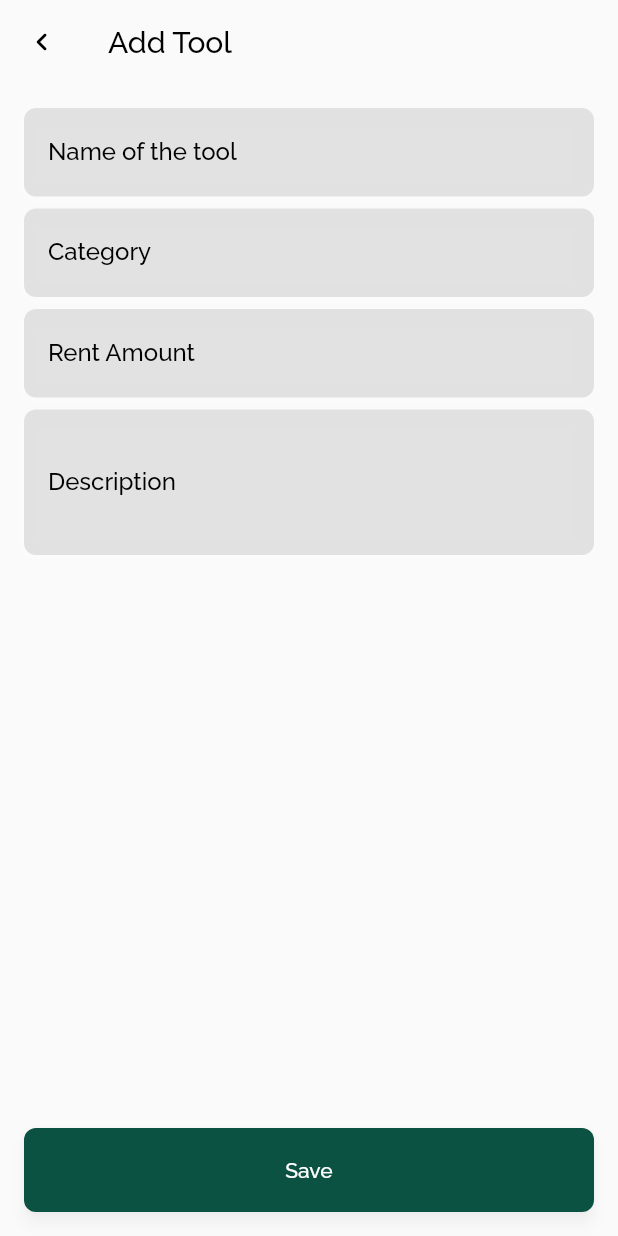
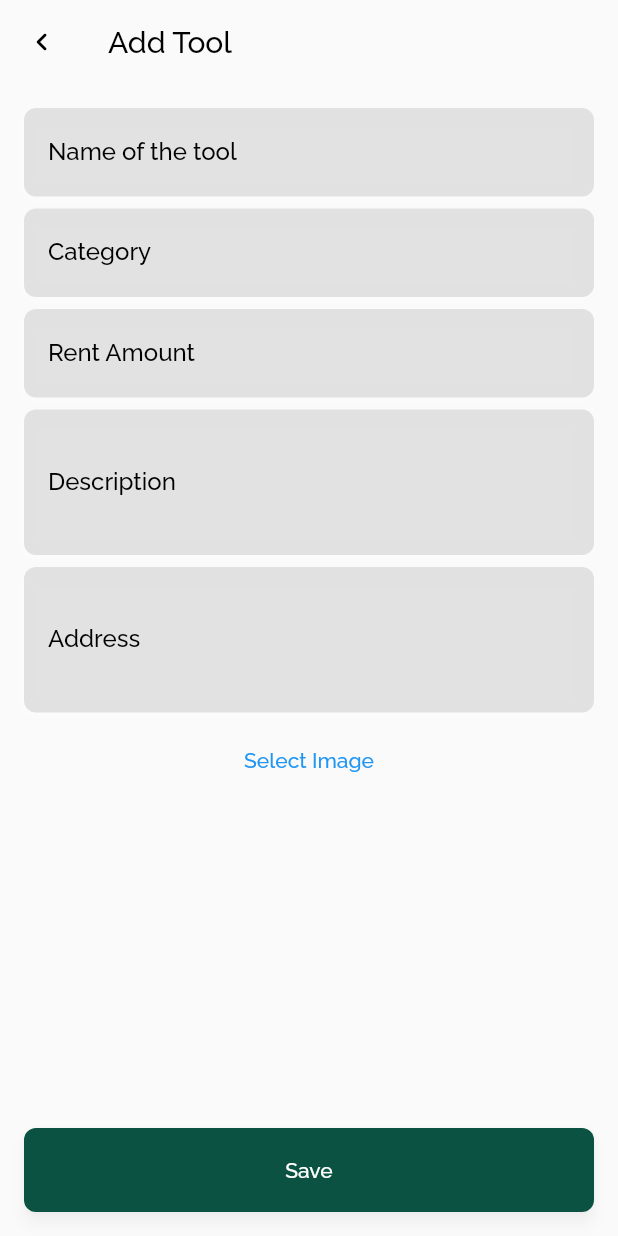
Before and after one commit to MayurPoptani/FarmTool, a Flutter app: the AddTool screen opened directly, on a phone screen of 412 x 824 dp. Run offline on Flutter 3.47's test engine with Material 2 defaults, Android fonts, the light colour scheme and no system bars; our stand-ins replace cloud_firestore, firebase_auth, firebase_core, geolocator; missing offline and left inert: dart:ffi, firebase_admin, geoflutterfire, images_picker; accounts and stored records are empty.

```diff
--- a/lib/AddTool/AddTool.dart
+++ b/lib/AddTool/AddTool.dart
@@ -1,8 +1,13 @@
+import 'dart:io';
+
 import 'package:cloud_firestore/cloud_firestore.dart';
+import 'package:farmtool/Global/classes/GeoHashPoint.dart';
 import 'package:farmtool/Global/classes/ToolsDoc.dart';
 import 'package:farmtool/Global/variables/GlobalVariables.dart';
 import 'package:farmtool/Global/widgets/TextFormFieldContainer.dart';
 import 'package:flutter/material.dart';
+import 'package:geoflutterfire/geoflutterfire.dart';
+import 'package:images_picker/images_picker.dart';
 
 class AddTool extends StatefulWidget {
   @override
@@ -15,6 +20,8 @@ class _AddToolState extends State<AddTool> {
   TextEditingController catC = TextEditingController();
   TextEditingController amountC = TextEditingController();
   TextEditingController descC = TextEditingController();
+  TextEditingController addressC = TextEditingController();
+  List<Media>? images;
 
   @override
   Widget build(BuildContext context) {
@@ -75,6 +82,38 @@ class _AddToolState extends State<AddTool> {
                       ),
                     ),
                     SizedBox(height: 8,),
+                    TextFomFieldContainer(
+                      child: TextFormField(
+                        controller: addressC,
+                        minLines: 3,
+                        maxLines: 5,
+                        decoration: InputDecoration(
+                          labelText: "Address",
+                        ),
+                      ),
+                    ),
+                    SizedBox(height: 8,),
+                    TextButton(
+                      child: Text("Select Image"),
+                      onPressed: () async {
+                        images = await ImagesPicker.pick(
+                          count: 5,
+                          pickType: PickType.image,
+                        );
+                        if(images!=null) {
+                          images!.forEach((element) {
+                            print(element.path);
+                          });
+                        }
+                        setState(() {});
+                      },
+                    ),
+                    if(images!=null && images!.length!=0) Row(
+                      children: images!.map((e) {
+                        return Image.file(File(e.path!), height: 64, width: 64,);
+                      }).toList(),
+                    ),
+                    SizedBox(height: 8,),
                   ],
                 ),
               ),
@@ -98,6 +137,7 @@ class _AddToolState extends State<AddTool> {
 
   uploadData() async {
     print("uploadData()");
+    GeoFirePoint point = Geoflutterfire().point(latitude: globalPos!.latitude, longitude: globalPos!.longitude);
     ToolsDoc tool = ToolsDoc.newDoc(
       title: nameC.text.trim(),
       category: catC.text.trim(),
@@ -106,7 +146,8 @@ class _AddToolState extends State<AddTool> {
       rentDurationType: 0,
       renterUID: globalUser!.uid,
       createdTimestamp: Timestamp.now(),
-      id: ""
+      geoHashPoint: GeoHashPoint(point.hash, point.geoPoint),
+      id: "",
     );
 
     var docRef = await FirebaseFirestore.instance.collection("RentTools").add(tool.toMap());
--- /dev/null
+++ b/lib/Global/classes/GeoHashPoint.dart
@@ -0,0 +1,20 @@
+import 'package:cloud_firestore/cloud_firestore.dart';
+
+class GeoHashPoint {
+
+  static const String GEOHASH = "geohash";
+  static const String GEOPOINT = "geopoint";
+
+  late GeoPoint geoPoint;
+  late String geoHash;
+  GeoHashPoint(this.geoHash, this.geoPoint);
+  GeoHashPoint.fromMap(Map data) {
+    this.geoHash = data[GEOHASH] as String;
+    this.geoPoint = data[GEOPOINT] as GeoPoint;
+  }
+
+  Map<String, dynamic> toMap() => {
+    GEOHASH : geoHash,
+    GEOPOINT : geoPoint,
+  };
+}
--- a/lib/Global/classes/ToolsDoc.dart
+++ b/lib/Global/classes/ToolsDoc.dart
@@ -1,4 +1,5 @@
 import 'package:cloud_firestore/cloud_firestore.dart';
+import 'package:farmtool/Global/classes/GeoHashPoint.dart';
 
 class ToolsDoc {
 
@@ -13,6 +14,7 @@ class ToolsDoc {
   static const UPDATEDTIMESTAMP = "updated_timestamp";
   static const ISAVAILABLE = "is_available";
   static const ISACTIVE = "is_active";
+  static const LOCATION = "loc";
 
   bool get isWithoutId => id == "";
 
@@ -27,6 +29,7 @@ class ToolsDoc {
   late Timestamp updatedTimestamp;
   late bool isAvailable;
   late bool isActive;
+  late GeoHashPoint geoHashPoint;
 
   ToolsDoc();
 
@@ -42,6 +45,7 @@ class ToolsDoc {
     this.updatedTimestamp = snapshot.data()![UPDATEDTIMESTAMP];
     this.isAvailable = snapshot.data()![ISAVAILABLE];
     this.isActive = snapshot.data()![ISACTIVE];
+    this.geoHashPoint = GeoHashPoint.fromMap(snapshot.data()![LOCATION]);
   }
 
   ToolsDoc.newDoc({
@@ -53,6 +57,7 @@ class ToolsDoc {
     required this.renterUID,
     required this.createdTimestamp,
     required this.id,
+    required this.geoHashPoint,
   }) : this.updatedTimestamp = createdTimestamp, this.isAvailable = true, this.isActive = true;
 
   ToolsDoc.newDocFromMap(Map map) : this.fromIdAndMapData("", map);
@@ -68,6 +73,7 @@ class ToolsDoc {
     this.updatedTimestamp = map[UPDATEDTIMESTAMP];
     this.isAvailable = map[ISAVAILABLE];
     this.isActive = map[ISACTIVE];
+    this.geoHashPoint = GeoHashPoint.fromMap(map[LOCATION]);
   }
 
   Map<String, dynamic> toMap() => {
@@ -82,6 +88,7 @@ class ToolsDoc {
     UPDATEDTIMESTAMP : this.updatedTimestamp,
     ISAVAILABLE : this.isAvailable,
     ISACTIVE : this.isActive,
+    LOCATION : this.geoHashPoint.toMap(),
   };
 
 }
--- a/lib/Global/variables/GlobalVariables.dart
+++ b/lib/Global/variables/GlobalVariables.dart
@@ -1,5 +1,5 @@
 import 'package:firebase_auth/firebase_auth.dart';
-import 'package:firebase_admin/firebase_admin.dart';
+import 'package:geolocator/geolocator.dart';
 
-App? fAdmin;
 User? globalUser;
+Position? globalPos;
--- a/pubspec.yaml
+++ b/pubspec.yaml
@@ -23,22 +23,26 @@ environment:
 dependencies:
   flutter:
     sdk: flutter
+  cloud_firestore: ^1.0.6
 
   # The following adds the Cupertino Icons font to your application.
   # Use with the CupertinoIcons class for iOS style icons.
   cupertino_icons: ^1.0.2
   firebase_auth: ^1.1.1
   firebase_core: ^1.0.4
-  cloud_firestore: ^1.0.6
+  geoflutterfire: ^2.2.2
+  geolocator: ^7.0.3
 
 dev_dependencies:
   flutter_test:
     sdk: flutter
   cloud_functions: ^1.0.4
   firebase_admin: ^0.1.4
+  images_picker: ^1.2.0
 
 dependency_overrides:
   http_parser: ^4.0.0
+  cloud_firestore: ^1.0.6
 
 # For information on the generic Dart part of this file, see the
 # following page: https://dart.dev/tools/pub/pubspec
```
Also changed, not shown: lib/Dashboard/Dashboard.dart (+15 -5 lines), lib/FirebaseClass.dart (added, +18 -0 lines), lib/Global/functions/locationFunctions.dart (added, +44 -0 lines), lib/RentTools/RentToolDetailsPage.dart (added, +99 -0 lines), lib/RentTools/RentToolListItem.dart (added, +68 -0 lines), lib/RentTools/RentTools.dart (+39 -35 lines), pubspec.lock, 2 other files.
